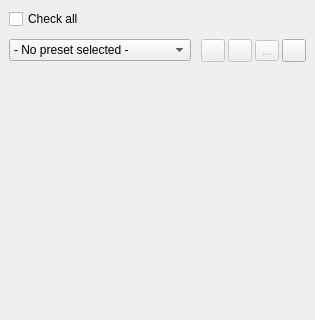
Bionus/imgbrd-grabber, file gui/src/sources/sourceswindow.ui: the form before one commit; both pictures show x 0 to 315 and y 0 to 320 of the 315 by 557 pixel window.
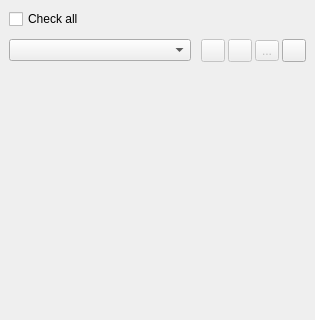
The form after the commit. Icons and pictures are not drawn.

Commit message: Fix default preset name disappearing when adding presets

The edit to the form file:
```diff
--- a/gui/src/sources/sourceswindow.ui
+++ b/gui/src/sources/sourceswindow.ui
@@ -55,13 +55,7 @@
    <item>
     <layout class="QHBoxLayout" name="layoutPresets" stretch="1,0">
      <item>
-      <widget class="QComboBox" name="comboPresets">
-       <item>
-        <property name="text">
-         <string notr="true">- No preset selected -</string>
-        </property>
-       </item>
-      </widget>
+      <widget class="QComboBox" name="comboPresets"/>
      </item>
      <item>
       <layout class="QHBoxLayout" name="layoutPresetsButtons">
```
The commit also changes 2 other files.
